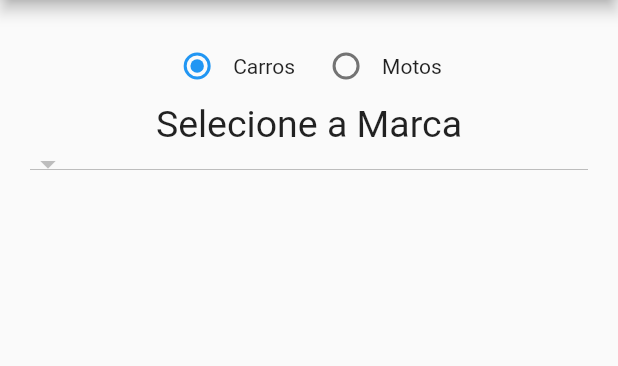
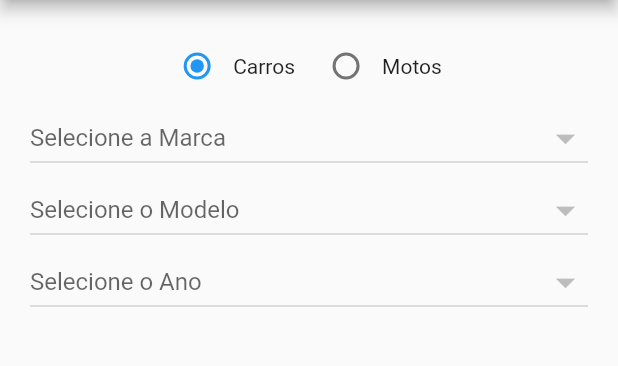
Before and after one commit to adalbertobazilio/tabela_fipe, a Flutter app: the screen it shows after launch, on a phone screen of 412 x 824 dp, the part 84-450 px from its top. Run offline on Flutter 3.47's test engine with Material 2 defaults, Android fonts, the phone set to English and light mode, and no system bars.

Commit message:
+ 2 Dropdown buttons

```diff
--- a/lib/home_page.dart
+++ b/lib/home_page.dart
@@ -53,12 +53,30 @@ class _HomePageState extends State<HomePage> {
                 SizedBox(width: 10),
               ],
             ),
-          Text('Selecione a Marca', textAlign: TextAlign.center, style: TextStyle(fontSize: 25.0),),
           DropdownButton(
+            isExpanded: true,
             value: null,
+            iconSize: 30,
             items: null,
             onChanged: null,
-          )
+            hint: Text('Selecione a Marca'),
+          ),
+            DropdownButton(
+              isExpanded: true,
+              value: null,
+              iconSize: 30,
+              items: null,
+              onChanged: null,
+              hint: Text('Selecione o Modelo'),
+            ),
+            DropdownButton(
+              isExpanded: true,
+              value: null,
+              iconSize: 30,
+              items: null,
+              onChanged: null,
+              hint: Text('Selecione o Ano'),
+            )
           ],
         ),
       ),
```
